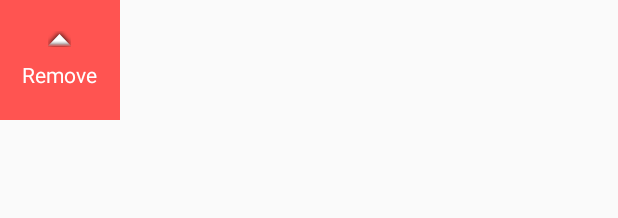
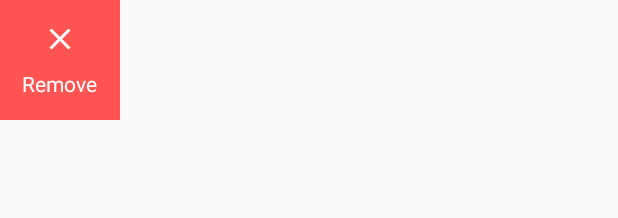
Before and after one commit to AdinaLaptuca/VisitorsBook, an Android app: the layout component_option_remove.xml on its own in the app's theme, with its tools: preview values and no code run, on a phone screen of 412 x 824 dp. Shown: the top 218 px of the screen. Run offline under Robolectric (Android 15) with nearby library versions, the phone set to English and light mode, and no system bars.

Commit message:
Swipe menu icons

```diff
--- a/app/build.gradle
+++ b/app/build.gradle
@@ -10,6 +10,7 @@ android {
         versionName "1.0"
         testInstrumentationRunner "android.support.test.runner.AndroidJUnitRunner"
         multiDexEnabled true
+        vectorDrawables.useSupportLibrary = true
 
     }
     buildTypes {
--- /dev/null
+++ b/app/src/main/res/drawable/ic_remove.xml
@@ -0,0 +1,12 @@
+<vector xmlns:android="http://schemas.android.com/apk/res/android"
+        android:width="24dp"
+        android:height="24dp"
+        android:viewportWidth="24.0"
+        android:viewportHeight="24.0">
+    <path
+        android:pathData="M19,6.41l-1.41,-1.41l-5.59,5.59l-5.59,-5.59l-1.41,1.41l5.59,5.59l-5.59,5.59l1.41,1.41l5.59,-5.59l5.59,5.59l1.41,-1.41l-5.59,-5.59z"
+        android:strokeColor="#00000000"
+        android:fillType="evenOdd"
+        android:fillColor="@color/swipeOptionIcon"
+        android:strokeWidth="1"/>
+</vector>
--- a/app/src/main/res/drawable/side_nav_bar.xml
+++ b/app/src/main/res/drawable/side_nav_bar.xml
@@ -3,8 +3,8 @@
 
     <gradient
         android:angle="135"
+        android:startColor="@color/gradientStartDrawerLayout"
         android:endColor="@color/gradientEndDrawerLayout"
-        android:startColor="@color/gradientStartDrawerLayout"
         android:type="linear" />
 
     <!--android:endColor="#00695C"-->
--- a/app/src/main/res/layout/component_option_edit.xml
+++ b/app/src/main/res/layout/component_option_edit.xml
@@ -10,7 +10,7 @@
     <ImageView
         android:layout_width="wrap_content"
         android:layout_height="wrap_content"
-        android:src="@android:drawable/arrow_up_float"/>
+        android:src="@drawable/ic_edit"/>
 
     <TextView
         style="@style/textViewSwipeOpions"
--- a/app/src/main/res/layout/component_option_remove.xml
+++ b/app/src/main/res/layout/component_option_remove.xml
@@ -10,7 +10,7 @@
     <ImageView
         android:layout_width="wrap_content"
         android:layout_height="wrap_content"
-        android:src="@android:drawable/arrow_up_float"/>
+        android:src="@drawable/ic_remove"/>
 
     <TextView
         style="@style/textViewSwipeOpions"
--- a/app/src/main/res/values/colors.xml
+++ b/app/src/main/res/values/colors.xml
@@ -5,11 +5,11 @@
     <color name="colorPrimaryDark">#303F9F</color>
     <color name="colorAccent">@color/gradientEnd</color>      <!-- #FF4081 -->
 
-    <color name="gradientStart">#1060E5</color>
-    <color name="gradientEnd">#b7e9fa</color>
+    <color name="gradientStart">#007bea</color>
+    <color name="gradientEnd">#00bbed</color>
 
-    <color name="gradientStartDrawerLayout">#e6f9fe</color>
-    <color name="gradientEndDrawerLayout">#a0c2f8</color>
+    <color name="gradientStartDrawerLayout">#66b8ff</color>
+    <color name="gradientEndDrawerLayout">#66deff</color>
 
     <color name="gradientStartLight">#237eae</color>
     <color name="gradientEndLight">#6dd7d7</color>
@@ -17,9 +17,12 @@
     <color name="blueLight">#dceef6</color>
 
     <color name="notActive">#bbb</color>
+
     <color name="bgdCheckin">#33abe1</color>
     <color name="bgdEdit">#00c6fb</color>
     <color name="bgdRemove">#ff5451</color>
+
+    <color name="swipeOptionIcon">@android:color/white</color>
 
     <color name="buttonTextColor">@android:color/white</color>
     <color name="buttonNoBackground_textColor">@color/gradientEnd</color>
--- a/app/src/main/res/values/styles.xml
+++ b/app/src/main/res/values/styles.xml
@@ -81,7 +81,7 @@
     </style>
 
     <style name="textViewSwipeOpions">
-        <item name="android:textColor">@android:color/white</item>
+        <item name="android:textColor">@color/swipeOptionIcon</item>
         <item name="android:layout_width">wrap_content</item>
         <item name="android:layout_height">wrap_content</item>
         <item name="android:layout_gravity">center_horizontal</item>
```
Also changed, not shown: app/src/main/res/drawable/ic_edit.xml (added, +12 -0 lines).
